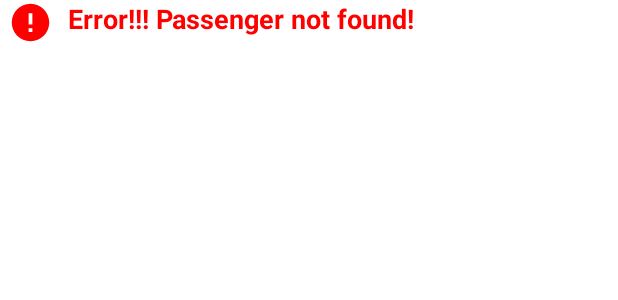
After one commit to sliit-mlb/csse_inspector_app, an Android app: the layout custom_toast.xml on its own in the app's theme, with its tools: preview values and no code run, on a phone screen of 412 x 824 dp. The commit adds this screen. Shown: the top 300 px of the screen. Run offline under Robolectric (Android 15) with nearby library versions, the phone set to English and light mode, and no system bars.

Commit message:
Valid and Invalid Toast Messages Implemented

```diff
--- /dev/null
+++ b/app/src/main/res/drawable/ic_error.xml
@@ -0,0 +1,10 @@
+<vector xmlns:android="http://schemas.android.com/apk/res/android"
+    android:width="30dp"
+    android:height="30dp"
+    android:tint="#ff0000"
+    android:viewportWidth="24"
+    android:viewportHeight="24">
+    <path
+        android:fillColor="@android:color/white"
+        android:pathData="M12,2C6.48,2 2,6.48 2,12s4.48,10 10,10 10,-4.48 10,-10S17.52,2 12,2zM13,17h-2v-2h2v2zM13,13h-2L11,7h2v6z" />
+</vector>
--- /dev/null
+++ b/app/src/main/res/layout/custom_toast.xml
@@ -0,0 +1,25 @@
+<?xml version="1.0" encoding="utf-8"?>
+<LinearLayout xmlns:android="http://schemas.android.com/apk/res/android"
+    android:id="@+id/custom_toast_layout"
+    android:layout_width="match_parent"
+    android:layout_height="match_parent"
+    android:orientation="horizontal"
+    android:paddingRight="5dp"
+    android:paddingLeft="5dp"
+    android:background="@color/White">
+
+    <ImageView
+        android:src="@drawable/ic_error"
+        android:layout_width="wrap_content"
+        android:layout_height="wrap_content"
+        android:layout_marginRight="10dp"/>
+
+    <TextView
+        android:layout_width="wrap_content"
+        android:layout_height="wrap_content"
+        android:text="@string/errorMsg"
+        android:textColor="@color/Red"
+        android:textSize="18sp"
+        android:textStyle="bold" />
+
+</LinearLayout>
--- a/app/src/main/res/values/colors.xml
+++ b/app/src/main/res/values/colors.xml
@@ -8,4 +8,5 @@
     <color name="Light_Green">#a2e379</color>
     <color name="Black">#000000</color>
     <color name="White">#ffffff</color>
+    <color name="Red">#ff0000</color>
 </resources>
--- a/app/src/main/res/values/strings.xml
+++ b/app/src/main/res/values/strings.xml
@@ -12,4 +12,6 @@
 
     <string name="navigation_drawer_open">Open navigation drawer</string>
     <string name="navigation_drawer_close">Close navigation drawer</string>
+
+    <string name="errorMsg">Error!!! Passenger not found!</string>
 </resources>
```
Also changed, not shown: app/src/main/java/com/example/inspectorapp/ScanFragment.java (+15 -4 lines), app/src/main/res/layout/fragment_scan.xml (+0 -11 lines).
